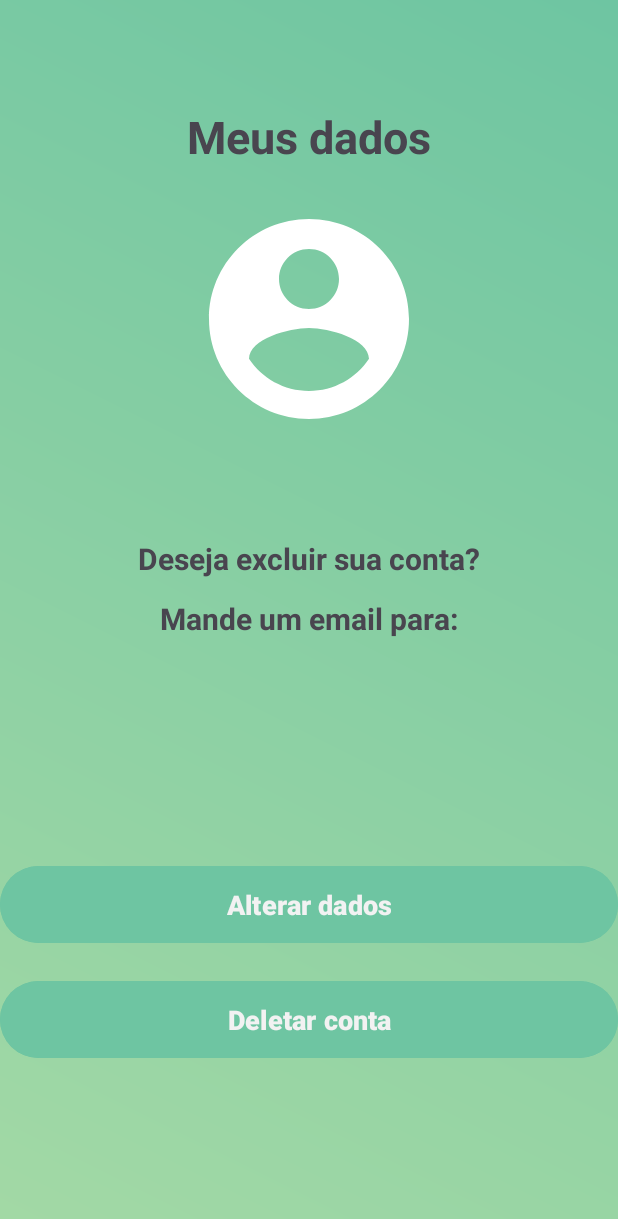
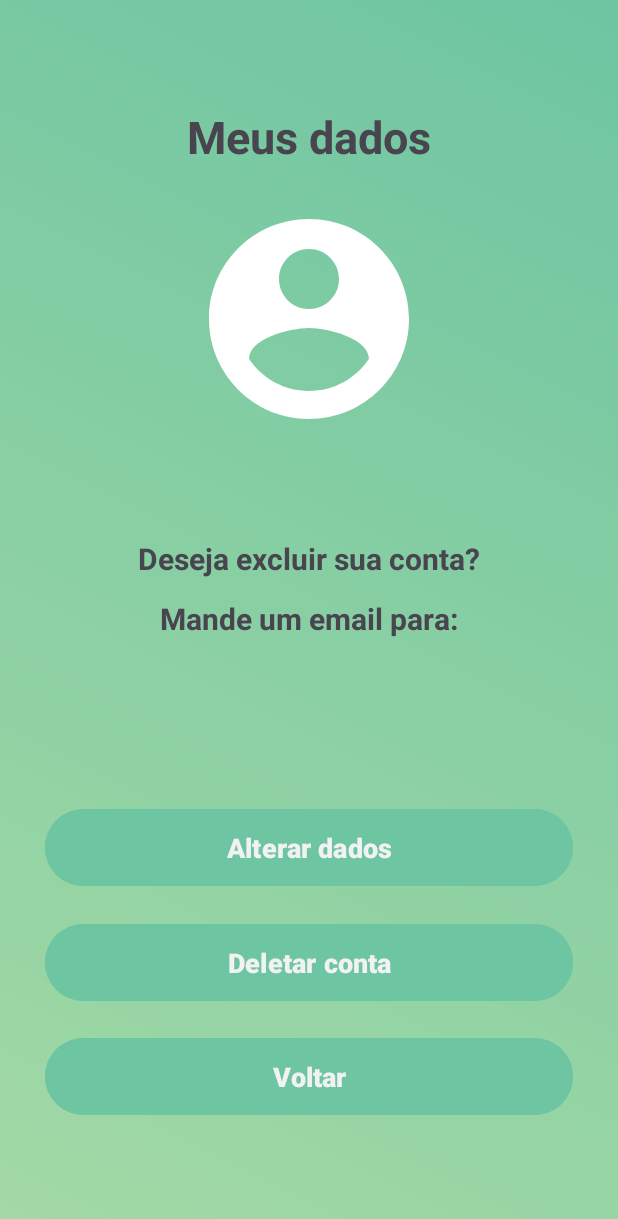
Before and after one commit to 2024-2-NCC3/Projeto4, an Android app: the deletarUsuario screen opened directly, with no data from a screen before it, on a phone screen of 412 x 824 dp. Shown: the top 1219 px of the screen. Run offline under Robolectric (Android 15) with nearby library versions, the phone set to English and light mode, and no system bars.

Commit message:
ajuste de cores para variaveis

```diff
--- a/src/frontend/app/src/main/res/layout/activity_deletar_usuario.xml
+++ b/src/frontend/app/src/main/res/layout/activity_deletar_usuario.xml
@@ -26,14 +26,15 @@
         android:layout_width="match_parent"
         android:layout_height="wrap_content"
         android:padding="13dp"
-        android:backgroundTint="#6EC5A2"
+        android:backgroundTint="@color/btnCor"
         android:text="Alterar dados"
         android:textColor="#f2f2f2"
         app:layout_constraintBottom_toBottomOf="parent"
         app:layout_constraintTop_toTopOf="parent"
-        app:layout_constraintVertical_bias="0.75"
+        app:layout_constraintVertical_bias="0.70"
         android:textStyle="bold"
         android:textSize="18sp"
+        android:layout_marginHorizontal="30dp"
         />
 
     <Button
@@ -42,13 +43,30 @@
         android:layout_height="wrap_content"
         android:padding="13dp"
         android:textSize="18sp"
-        android:backgroundTint="#6EC5A2"
+        android:backgroundTint="@color/btnCor"
         android:text="Deletar conta"
         android:textColor="#f2f2f2"
         android:textStyle="bold"
         app:layout_constraintBottom_toBottomOf="parent"
         app:layout_constraintTop_toTopOf="parent"
-        app:layout_constraintVertical_bias="0.85"
+        app:layout_constraintVertical_bias="0.80"
+        android:layout_marginHorizontal="30dp"
+        />
+
+    <Button
+        android:id="@+id/btnVoltar"
+        android:layout_width="match_parent"
+        android:layout_height="wrap_content"
+        android:padding="13dp"
+        android:textSize="18sp"
+        android:backgroundTint="@color/btnCor"
+        android:text="Voltar"
+        android:textColor="#f2f2f2"
+        android:textStyle="bold"
+        app:layout_constraintBottom_toBottomOf="parent"
+        app:layout_constraintTop_toTopOf="parent"
+        app:layout_constraintVertical_bias="0.90"
+        android:layout_marginHorizontal="30dp"
         />
 
     <TextView
@@ -85,6 +103,7 @@
         android:text="Mande um email para:"
         android:textSize="20sp"
         android:textStyle="bold"
+
         app:layout_constraintBottom_toBottomOf="parent"
         app:layout_constraintEnd_toEndOf="parent"
         app:layout_constraintStart_toStartOf="parent"
--- a/src/frontend/app/src/main/res/values/colors.xml
+++ b/src/frontend/app/src/main/res/values/colors.xml
@@ -19,5 +19,8 @@
     <color name="ods15">#56c02b</color>
     <color name="ods16">#00689d</color>
     <color name="ods17">#19486a</color>
+    <color name="textoCorPreto">#2C3E50</color>
+    <color name="btnCor">#6EC5A2</color>
+    <color name="btnTextoCor">#f2f2f2</color>
 
 </resources>
```
Also changed, not shown: src/frontend/app/src/main/res/layout/activity_creditos.xml (+6 -6 lines), src/frontend/app/src/main/res/layout/activity_fim_de_jogo.xml (+4 -4 lines), src/frontend/app/src/main/res/layout/activity_gameplay.xml (+6 -6 lines), src/frontend/app/src/main/res/layout/activity_main.xml (+8 -8 lines), src/frontend/app/src/main/res/layout/activity_menu_jogo.xml (+5 -5 lines), src/frontend/app/src/main/res/layout/activity_sign_up.xml (+9 -9 lines).
